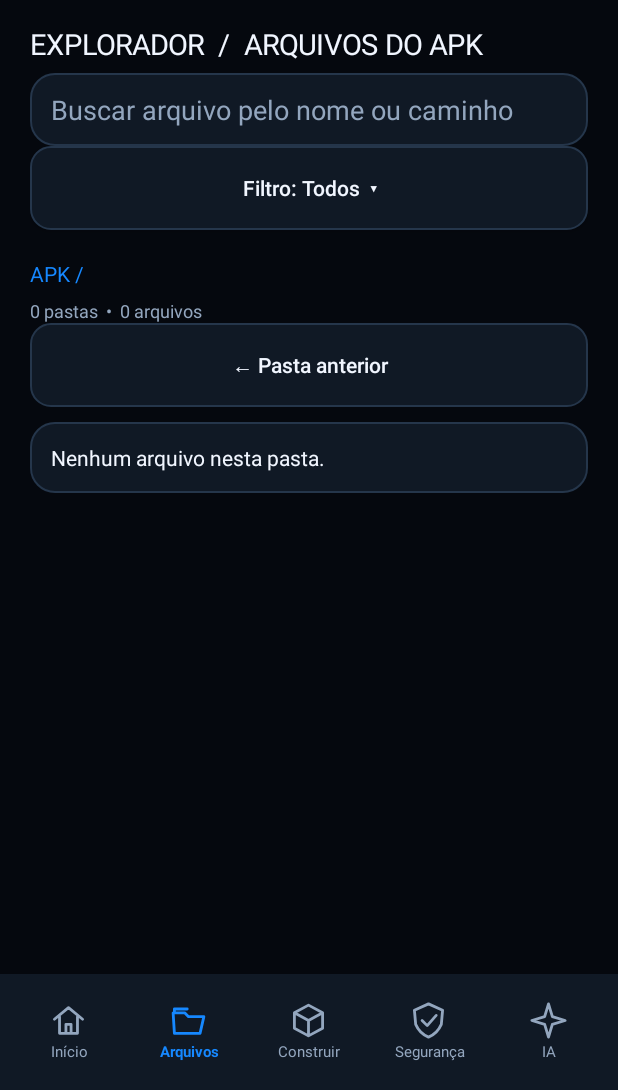
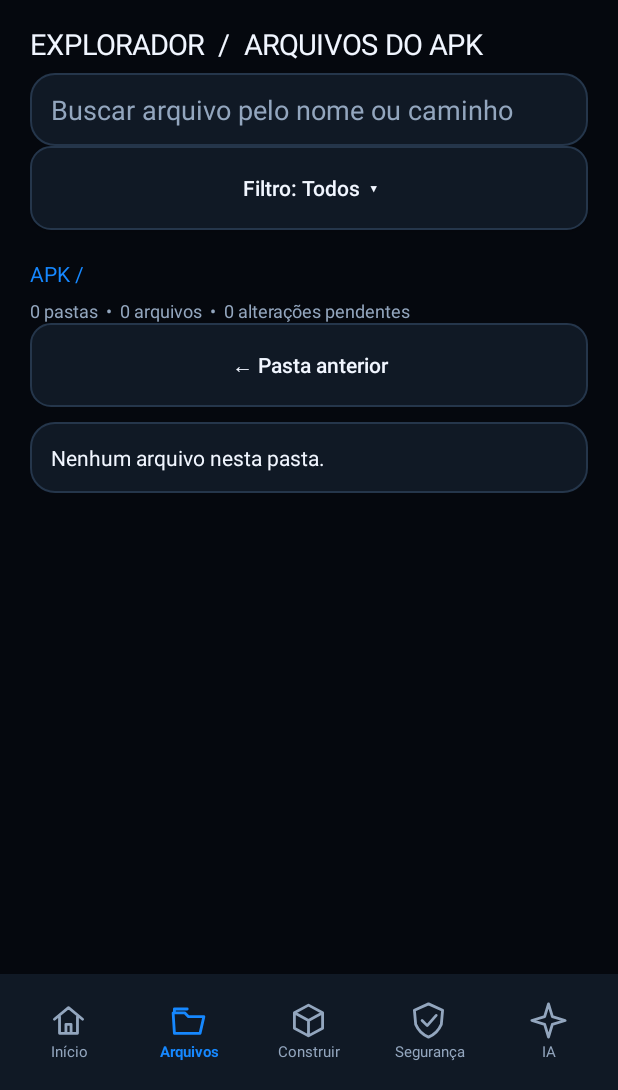
Before and after one commit to nego001/ReaDroid-Native, an Android app: the screen it shows after launch (MainActivity), after a tap on "Arquivos", on a phone screen of 412 x 824 dp, the part 146-1236 px from its top. Run offline under Robolectric (Android 15) with nearby library versions, the phone set to English and light mode, and no system bars.

Commit message:
feat(explorer): show live pending-change counter alongside search results

```diff
--- a/app/src/main/java/com/readroid/app/ExplorerView.java
+++ b/app/src/main/java/com/readroid/app/ExplorerView.java
@@ -137,7 +137,8 @@ public final class ExplorerView {
                 else visible.add(item);
             }
         }
-        countLabel.setText(folders.size() + " pastas  •  " + visible.size() + " arquivos");
+        countLabel.setText(folders.size() + " pastas  •  " + visible.size()
+            + " arquivos  •  " + editPlan.size() + " alterações pendentes");
         int shown = 0;
         for (String child : folders) {
             if (shown++ >= 120) break;
```
